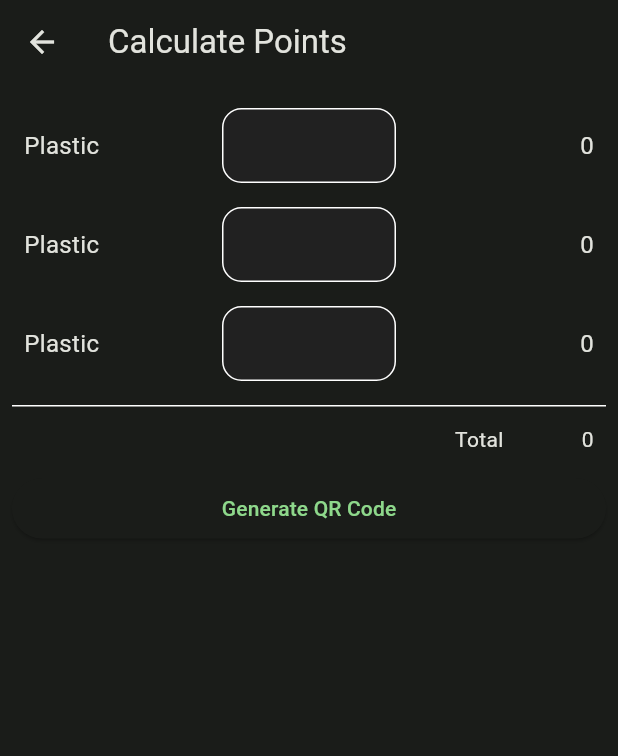
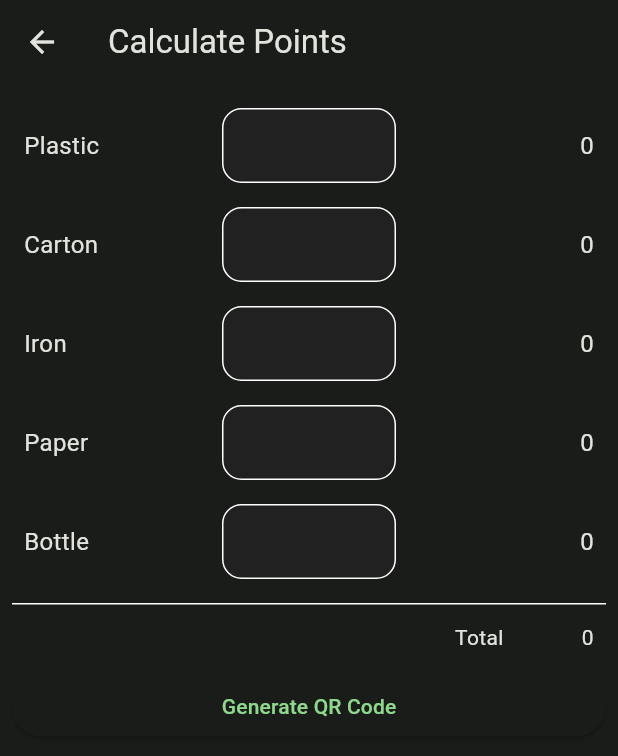
Before and after one commit to codeflow-dev/ecopoints, a Flutter app: the CalculatePage screen opened directly, on a phone screen of 412 x 824 dp. Shown: the top 756 px of the screen. Run offline on Flutter 3.47's test engine with Material 3 defaults, Android fonts, the phone set to English and light mode, and no system bars; our stand-ins replace cloud_firestore, firebase_auth, firebase_core, qr_flutter; missing offline and left inert: mobile_scanner; accounts and stored records are empty.

Commit message:
Fix points calculation

```diff
--- a/lib/pages/agent_calculate.dart
+++ b/lib/pages/agent_calculate.dart
@@ -2,6 +2,7 @@
 
 import 'package:cloud_firestore/cloud_firestore.dart';
 import 'package:ecopoints/pages/provide_qr.dart';
+import 'package:firebase_auth/firebase_auth.dart';
 import 'package:flutter/material.dart';
 
 class CalculatePage extends StatefulWidget {
@@ -13,9 +14,11 @@ class CalculatePage extends StatefulWidget {
 
 class _CalculatePageState extends State<CalculatePage> {
   final items = [
-    ItemRow("Plastic", 10),
-    ItemRow("Plastic", 10),
-    ItemRow("Plastic", 10),
+    ItemRow("plastic", 35),
+    ItemRow("carton", 8),
+    ItemRow("iron", 50),
+    ItemRow("paper", 27),
+    ItemRow("bottle", 28),
   ];
 
   int totalPoints() {
@@ -39,7 +42,8 @@ class _CalculatePageState extends State<CalculatePage> {
                 for (var item in items)
                   TableRow(
                     children: [
-                      TableTextCell(item.name),
+                      TableTextCell(
+                          item.name[0].toUpperCase() + item.name.substring(1)),
                       RoundedTextField(
                         editingController: item.quantityController,
                         onChanged: (value) {
@@ -92,6 +96,13 @@ class _CalculatePageState extends State<CalculatePage> {
                 final id = await FirebaseFirestore.instance
                     .collection("provide_transactions")
                     .add({"points": totalPoints(), "received": false});
+                final doc = FirebaseFirestore.instance
+                    .collection("agent")
+                    .doc(FirebaseAuth.instance.currentUser!.uid);
+                for (var item in items) {
+                  await doc
+                      .update({item.name: FieldValue.increment(item.quan)});
+                }
                 if (mounted) {
                   Navigator.of(context).pop();
                   Navigator.of(context).pushReplacement(MaterialPageRoute(
```
